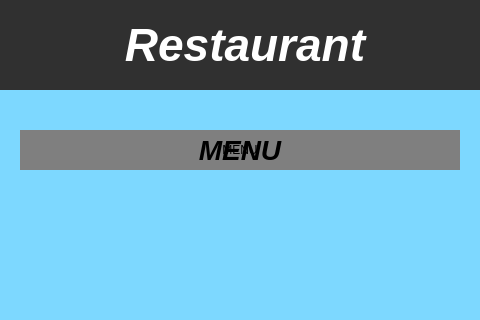
The window that src/windows/mainwindow.ui (fast-food-finder-associates/FastFoodFinder) describes before a commit, drawn with Qt 5; both pictures show x 110 to 590 and y 0 to 320 of the 800 by 600 pixel window.
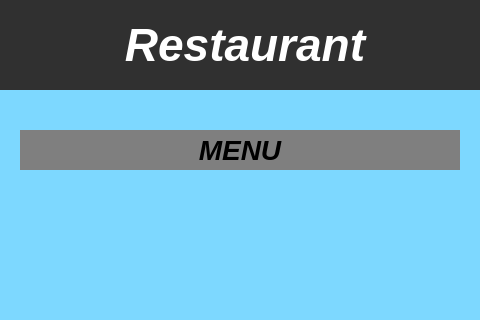
The same window after the commit. The open tabs and pages were chosen to show the change. Icons and pictures are not drawn.

What changed in the file:
```diff
--- a/src/windows/mainwindow.ui
+++ b/src/windows/mainwindow.ui
@@ -174,31 +174,6 @@
        <set>Qt::AlignCenter</set>
       </property>
      </widget>
-     <widget class="QLabel" name="menu">
-      <property name="geometry">
-       <rect>
-        <x>40</x>
-        <y>130</y>
-        <width>440</width>
-        <height>40</height>
-       </rect>
-      </property>
-      <property name="styleSheet">
-       <string notr="true"/>
-      </property>
-      <property name="text">
-       <string>MENU</string>
-      </property>
-      <property name="textFormat">
-       <enum>Qt::PlainText</enum>
-      </property>
-      <property name="scaledContents">
-       <bool>false</bool>
-      </property>
-      <property name="alignment">
-       <set>Qt::AlignCenter</set>
-      </property>
-     </widget>
     </widget>
     <widget class="QWidget" name="InvManageView">
      <property name="styleSheet">
```
Left out of the diff: 2 changed lines with no effect on the pictures.
